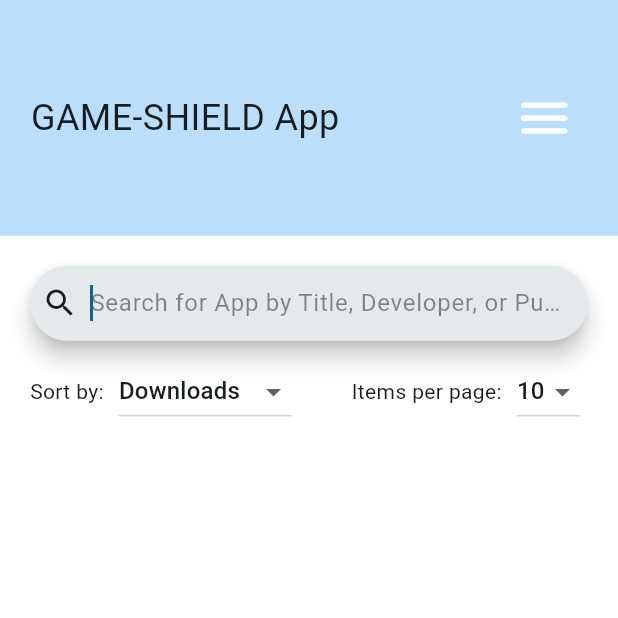
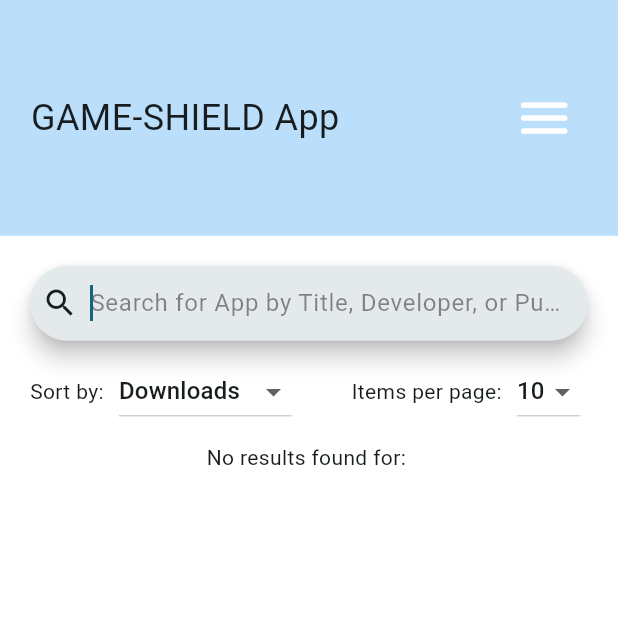
Before and after one commit to ineedferrets/flutter_app_repo, a Flutter app: the screen it shows after launch, after a tap on "Search for App by Title, Developer, or P", on a phone screen of 412 x 824 dp, the top half of it. Run offline on Flutter 3.47's test engine with Material 3 defaults, Android fonts, the phone set to English and light mode, and no system bars; our stand-ins replace cloud_firestore, firebase_core; accounts and stored records are empty; Roboto replaces fonts that are missing (Gothic A1).

Commit message:
Fixed empty list on load and added search functionality.

```diff
--- a/lib/views/app_search_content.dart
+++ b/lib/views/app_search_content.dart
@@ -1,4 +1,3 @@
-import 'dart:async';
 import 'package:async/async.dart';
 import 'dart:math';
 
@@ -30,6 +29,7 @@ class _AppSearchContent extends State<AppSearchContent> {
 
   final FirebaseFirestore db = FirebaseFirestore.instance;
   late List<AppItem> entries = [];
+  late List<AppItem> filteredEntries = [];
 
   final AsyncMemoizer _memoizer = AsyncMemoizer();
 
@@ -63,8 +63,7 @@ class _AppSearchContent extends State<AppSearchContent> {
 
   @override
   Widget build(BuildContext context) {
-    return Container(
-      child: Padding(
+    return Padding(
       padding: const EdgeInsets.only(top: 20.0, left: 20.0, right: 20.0),
       child: Column(
         mainAxisAlignment: MainAxisAlignment.start,
@@ -75,26 +74,27 @@ class _AppSearchContent extends State<AppSearchContent> {
           _contentsForApps()
         ]
       ),
-      ),
     );
   }
 
-  Widget _contentsForApps()
+  Widget _contentsForApps({bool forceReload = false})
   {
     if (_selectedAppItem == null)
     {
       return FutureBuilder<String>(
-        future: _getAppData(),
+        future: _getAppData(forceReload: forceReload),
         builder: (BuildContext context, AsyncSnapshot<String> snapshot){
-          if (snapshot.data != null && snapshot.data!.contains('error'))
+          if (snapshot.hasData && snapshot.data! == 'success')
           {
-            print("Failure ${snapshot.data}");
-            return Text(snapshot.data ?? 'Error in site code.');
+            return _listForApps();
+          }
+          else if (snapshot.hasData && snapshot.data!.contains('Error'))
+          {
+            return Text(snapshot.data!);
           }
           else
           {
-            print("Success ${snapshot.data}");
-            return _listForApps();
+            return const CircularProgressIndicator();
           }
         });
     }
@@ -157,15 +157,20 @@ class _AppSearchContent extends State<AppSearchContent> {
 
   Widget _listForApps()
   {
+    if (filteredEntries.isEmpty)
+    {
+      return Text("No results found for: ${_searchController.text}");
+    }
+
     return Expanded(
       child: ListView.separated(
         scrollDirection: Axis.vertical,
         shrinkWrap: true,
         physics: const BouncingScrollPhysics(),
         padding: const EdgeInsets.all(10.0),
-        itemCount: entries.length,
+        itemCount: filteredEntries.length,
         itemBuilder: (BuildContext context, int index) {
-          return AppItemWidget(appItem: entries[index], onPressed: _onAppPressed);
+          return AppItemWidget(appItem: filteredEntries[index], onPressed: _onAppPressed);
         },
         separatorBuilder: (BuildContext context, int index) {
           return const Padding(
@@ -179,11 +184,14 @@ class _AppSearchContent extends State<AppSearchContent> {
 
   Future<String> _getAppData ({bool forceReload = false}) async
   {
-    String outcome = '';
+    String outcome = 'success';
+    const String databaseCollection = 'apps';
 
+   // Function to convert data to AppItem.
     void pullDataFromDocument (QuerySnapshot<Map<String, dynamic>> event) {
       for (var doc in event.docs) {
         var data = doc.data();
+        setState(() {
           entries.add(AppItem(
             title: data["title"],
             developer: data["developer"],
@@ -194,27 +202,35 @@ class _AppSearchContent extends State<AppSearchContent> {
             appleAppStoreURL: data["appleURL"],
             windowsAppStoreURL: data["windowsURL"]
           ));
+        });
       }
-    };
+    }
 
+    // Load data into entries.
     if (forceReload)
     {
       entries.clear();
       try {
-        await db.collection("apps").get().then(pullDataFromDocument);
+        await db.collection(databaseCollection).get().then(pullDataFromDocument);
       } on FirebaseException catch (e) {
-        outcome = 'Failed to load database with error code: ${e.code} and message: ${e.message}';
+        outcome = 'Error: Failed to load database with error code: ${e.code} and message: ${e.message}';
       }
     } else {
       _memoizer.runOnce(() async {
         entries.clear();
         try {
-          await db.collection("apps").get().then(pullDataFromDocument);
+          await db.collection(databaseCollection).get().then(pullDataFromDocument);
         } on FirebaseException catch (e) {
-          outcome = 'Failed to load database with error code: ${e.code} and message: ${e.message}';
+          outcome = 'Error: Failed to load database with error code: ${e.code} and message: ${e.message}';
         }
       });
     }
+
+    // Run through sort by.
+    _sortApps();
+
+    // Run filter.
+    _filterEntries();
     return outcome;
   }
 
@@ -223,23 +239,38 @@ class _AppSearchContent extends State<AppSearchContent> {
     if (_sortByValue == 'Downloads')
     {
       setState(() {
-        entries.sort((AppItem a, AppItem b) => -a.numOfDownloads.compareTo(b.numOfDownloads));
+        filteredEntries.sort((AppItem a, AppItem b) => -a.numOfDownloads.compareTo(b.numOfDownloads));
       });
     }
 
     if (_sortByValue == 'Rating')
     {
       setState(() {
-        entries.sort((AppItem a, AppItem b) => -a.rating.compareTo(b.rating));
+        filteredEntries.sort((AppItem a, AppItem b) => -a.rating.compareTo(b.rating));
       });
     }
 
     if (_sortByValue == 'Alphabetical')
     {
       setState(() {
-        entries.sort((AppItem a, AppItem b) => a.title.compareTo(b.title));
+        filteredEntries.sort((AppItem a, AppItem b) => a.title.compareTo(b.title));
       });
     }
+  }
+
+  void _filterEntries()
+  {
+    setState(() {
+      filteredEntries.clear();
+
+      filteredEntries = entries.where((AppItem app) {
+        String searchString = _searchController.text.toLowerCase();
+        if (searchString.isEmpty) { return true; }
+        return app.title.toLowerCase().contains(searchString)
+        || app.developer.toLowerCase().contains(searchString)
+        || (app.publisher != null ? app.publisher!.toLowerCase().contains(searchString) : false);
+      }).toList();
+    });
   }
 
   void _onAppPressed()
@@ -250,11 +281,13 @@ class _AppSearchContent extends State<AppSearchContent> {
   void _onSearchBarChanged(String value)
   {
     // Update results shown on change.
+    _filterEntries();
   }
 
   void _onSearchBarSubmit(String value)
   {
     // Update results shown on change.
+    _filterEntries();
   }
 
   void _onSortByChanged(String? value)
@@ -271,9 +304,4 @@ class _AppSearchContent extends State<AppSearchContent> {
     if (value == null) { Exception("Number of results changed to null value."); }
     setState(() {_numOfResultsValue = value!;});
   }
-
-  void _getSubsectionOfDatabase()
-  {
-
 }
-}
--- a/pubspec.yaml
+++ b/pubspec.yaml
@@ -34,6 +34,7 @@ dependencies:
   firebase_core: ^2.27.0
   url_launcher: ^6.2.5
   cloud_firestore: ^4.15.8
+  async: ^2.11.0
 
 dev_dependencies:
   flutter_test:
```
Also changed, not shown: pubspec.lock. Lines whose indentation alone changed are shown as unchanged.
